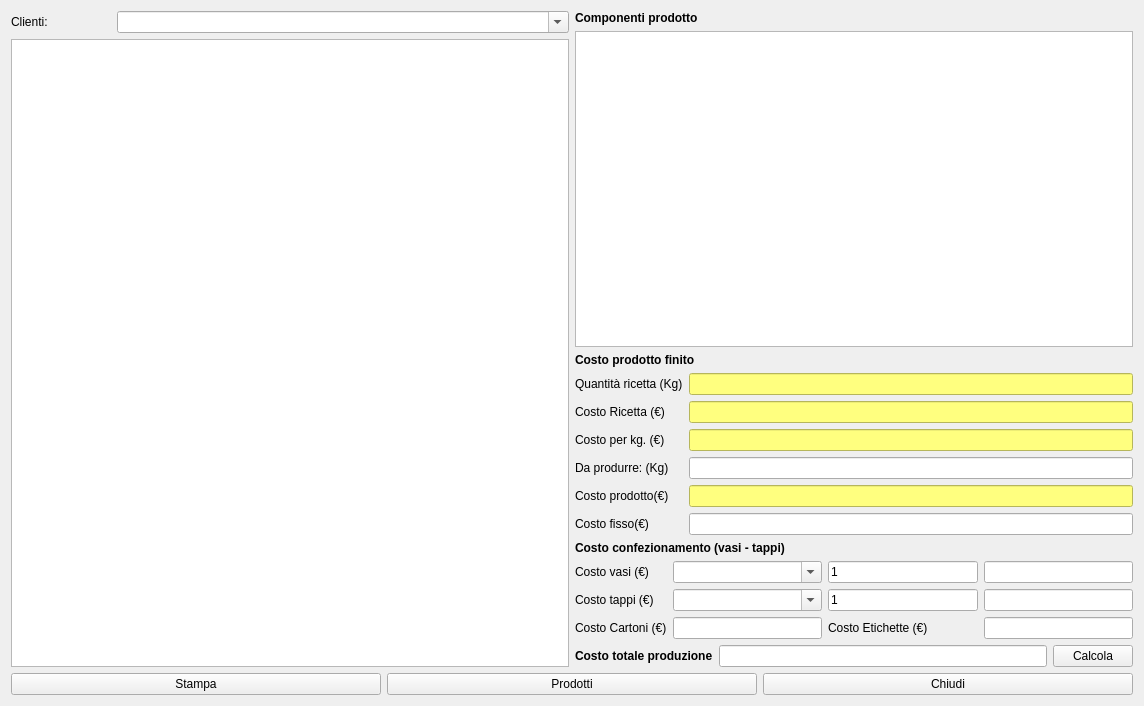
This is hcalcost.ui in fblabs/hamlet-mod-sancon as Qt 5 draws it before an edit. The edited form follows.
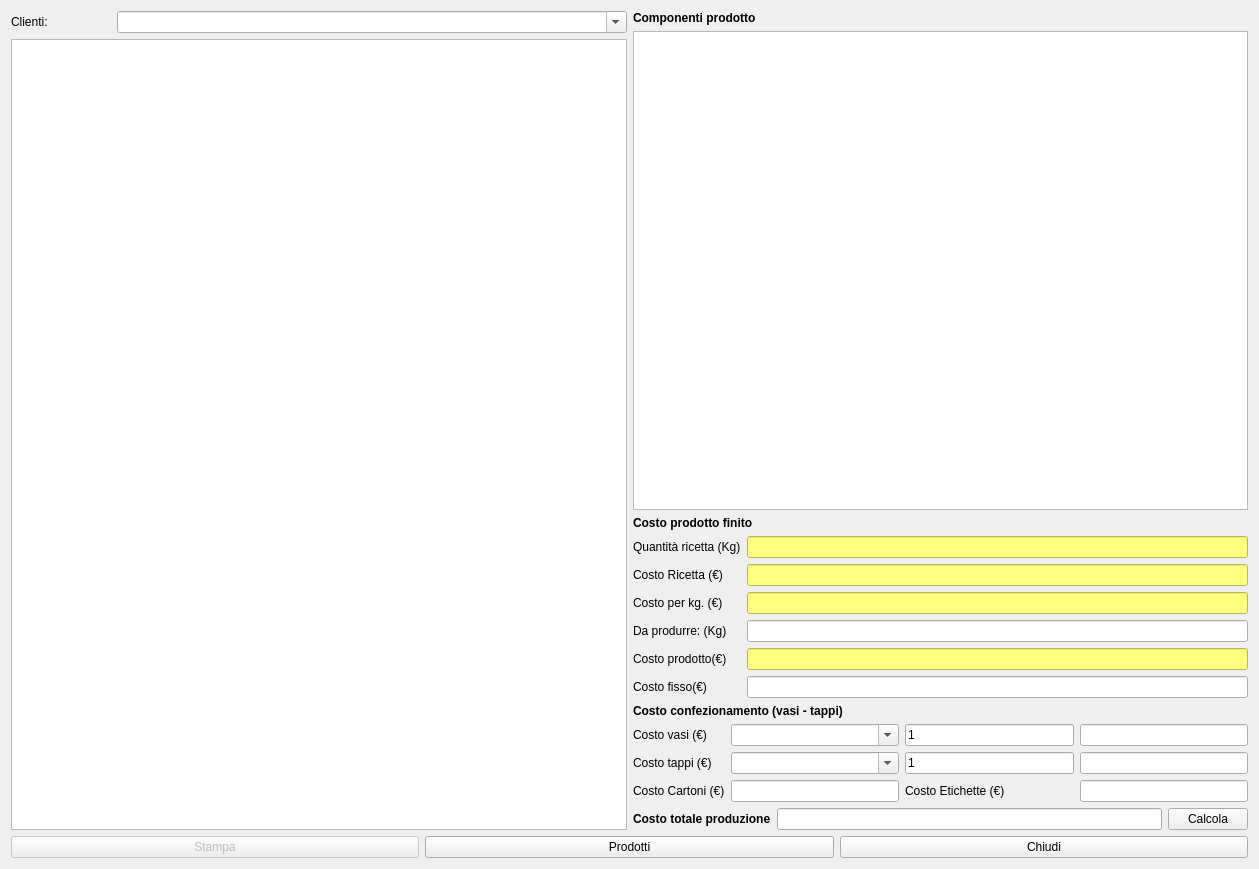
This is the edited form. Icons and pictures are not drawn.

Diff of the .ui file:
```diff
--- a/hcalcost.ui
+++ b/hcalcost.ui
@@ -9,8 +9,8 @@
    <rect>
     <x>0</x>
     <y>0</y>
-    <width>1144</width>
-    <height>706</height>
+    <width>1259</width>
+    <height>869</height>
    </rect>
   </property>
   <property name="windowTitle">
@@ -345,6 +345,9 @@
     <layout class="QHBoxLayout" name="horizontalLayout">
      <item>
       <widget class="QPushButton" name="pbPrint">
+       <property name="enabled">
+        <bool>false</bool>
+       </property>
        <property name="text">
         <string>Stampa</string>
        </property>
```
